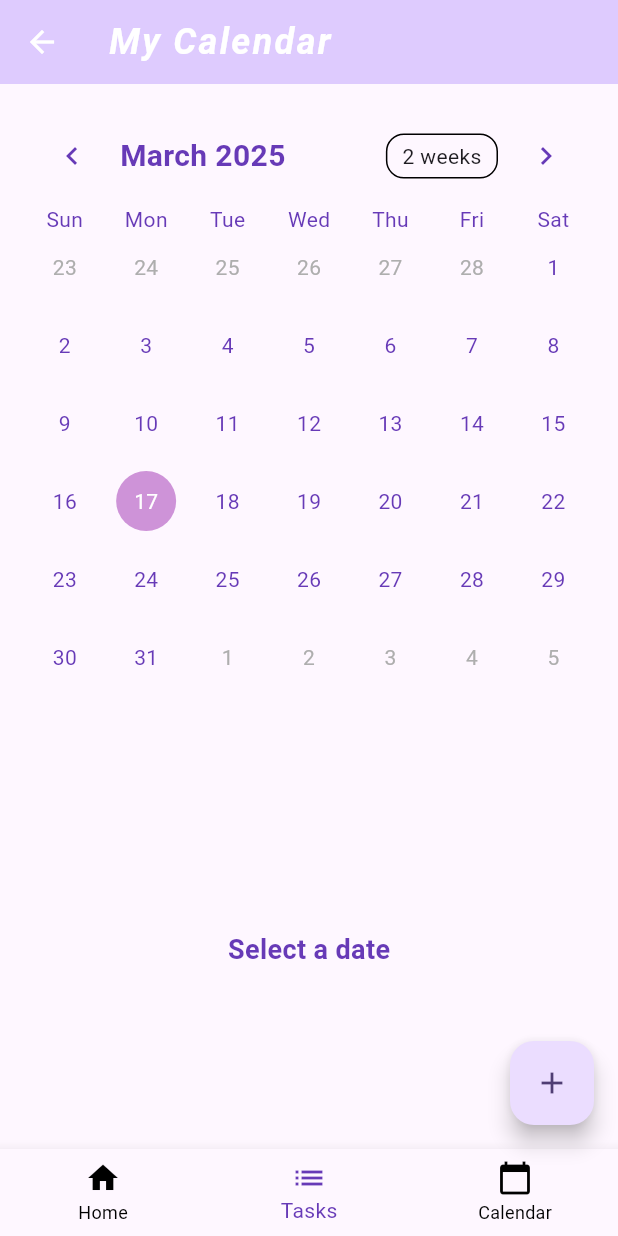
After one commit to Piyumi-Amarasinha/my_todo, a Flutter app: the CalendarPage screen opened by its route, item 2 of the bottom bar chosen, after a tap on the "arrow back" icon, on a phone screen of 412 x 824 dp. The commit adds this screen. Run offline on Flutter 3.47's test engine with Material 3 defaults, Android fonts, the phone set to English and light mode, and no system bars; drawn by our look-alikes of table_calendar; our stand-ins replace flutter_slidable.

Commit message:
develop bottom navigation bar and calender page

```diff
--- /dev/null
+++ b/lib/calendarpage.dart
@@ -0,0 +1,135 @@
+import 'package:flutter/material.dart';
+import 'package:table_calendar/table_calendar.dart';
+import 'widgets/bottom_navigation.dart';
+
+class CalendarPage extends StatefulWidget {
+  const CalendarPage({Key? key}) : super(key: key);
+
+  @override
+  _CalendarPageState createState() => _CalendarPageState();
+}
+
+class _CalendarPageState extends State<CalendarPage> {
+  CalendarFormat _calendarFormat = CalendarFormat.month;
+  DateTime _focusedDay = DateTime.now();
+  DateTime? _selectedDay;
+  int _currentIndex = 1;
+
+  void _onTabTapped(int index) {
+    setState(() {
+      _currentIndex = index;
+    });
+  }
+
+  @override
+  Widget build(BuildContext context) {
+    return Scaffold(
+      appBar: AppBar(
+        title: const Text(
+          'My Calendar',
+          style: TextStyle(
+            fontSize: 24,
+            fontWeight: FontWeight.bold,
+            color: Colors.white,
+            letterSpacing: 1.5,
+            fontStyle: FontStyle.italic,
+          ),
+        ),
+        backgroundColor:
+            Theme.of(context).colorScheme.inversePrimary.withOpacity(0.75),
+        leading: IconButton(
+          icon: const Icon(Icons.arrow_back, color: Colors.white),
+          onPressed: () {
+            Navigator.pop(context); // Navigate back
+          },
+        ),
+      ),
+      body: Column(
+        children: [
+          Container(
+            decoration: BoxDecoration(
+              borderRadius: BorderRadius.circular(10),
+            ),
+            padding: const EdgeInsets.all(16.0),
+            child: TableCalendar(
+              firstDay: DateTime.utc(2020, 1, 1),
+              lastDay: DateTime.utc(2030, 12, 31),
+              focusedDay: _focusedDay,
+              calendarFormat: _calendarFormat,
+              selectedDayPredicate: (day) {
+                return isSameDay(_selectedDay, day);
+              },
+              onDaySelected: (selectedDay, focusedDay) {
+                setState(() {
+                  _selectedDay = selectedDay;
+                  _focusedDay = focusedDay;
+                });
+              },
+              onFormatChanged: (format) {
+                setState(() {
+                  _calendarFormat = format;
+                });
+              },
+              onPageChanged: (focusedDay) {
+                _focusedDay = focusedDay;
+              },
+              calendarStyle: CalendarStyle(
+                  todayDecoration: BoxDecoration(
+                    color: Color(0xFFCE93D8),
+                    shape: BoxShape.circle,
+                  ),
+                  selectedDecoration: BoxDecoration(
+                    color: Color(0xFFCE93D8),
+                    shape: BoxShape.circle,
+                  ),
+                  defaultTextStyle: TextStyle(color: Colors.deepPurple),
+                  weekendTextStyle: TextStyle(color: Colors.deepPurple),
+                  todayTextStyle: TextStyle(color: Colors.white),
+                  selectedTextStyle: TextStyle(color: Colors.white)),
+              headerStyle: HeaderStyle(
+                titleTextStyle: TextStyle(
+                    color: Colors.deepPurple,
+                    fontSize: 20,
+                    fontWeight: FontWeight.bold),
+                leftChevronIcon:
+                    Icon(Icons.chevron_left, color: Colors.deepPurple),
+                rightChevronIcon:
+                    Icon(Icons.chevron_right, color: Colors.deepPurple),
+              ),
+              daysOfWeekStyle: DaysOfWeekStyle(
+                weekdayStyle: TextStyle(
+                    color: Colors.deepPurple),
+                weekendStyle: TextStyle(
+                    color: Colors.deepPurple),
+              ),
+            ),
+          ),
+          const SizedBox(height: 20),
+          Expanded(
+            child: Center(
+              child: Text(
+                _selectedDay == null
+                    ? 'Select a date'
+                    : 'Selected date: ${_selectedDay!.toLocal()}'.split(' ')[0],
+                style: const TextStyle(
+                    fontSize: 18,
+                    fontWeight: FontWeight.bold,
+                    color: Colors.deepPurple),
+              ),
+            ),
+          ),
+        ],
+      ),
+      floatingActionButton: FloatingActionButton(
+        onPressed: () {
+          // Handle add event functionality
+        },
+        child: const Icon(Icons.add),
+      ),
+      bottomNavigationBar: BottomNavigation(
+        currentIndex: _currentIndex,
+        onTap: _onTabTapped, // Handle tab changes here
+      ),
+    );
+  }
+}
--- a/lib/homepage.dart
+++ b/lib/homepage.dart
@@ -1,4 +1,7 @@
 import 'package:flutter/material.dart';
+import 'widgets/task_tile.dart';
+import 'widgets/categories.dart';
+import 'widgets/bottom_navigation.dart';
 
 class Homepage extends StatefulWidget {
   const Homepage({super.key});
@@ -8,18 +11,22 @@ class Homepage extends StatefulWidget {
 }
 
 class _HomepageState extends State<Homepage> {
-  final List<String> _tasks = []; // List to store tasks
+  final List<String> _tasks = [];
+  final List<bool> _taskCompletion = []; // Track task completion state
+  String _selectedCategory = 'All';
+  int _currentIndex = 1;
 
   void _addTask(String task) {
     setState(() {
-      _tasks.add(task); // Add new task to the list
+      _tasks.add(task);
+      _taskCompletion.add(false); // New task is initially unchecked
     });
-    Navigator.pop(context); // Close the bottom sheet after adding task
+    Navigator.pop(context);
   }
 
   void _editTask(int index, String newTask) {
     setState(() {
-      _tasks[index] = newTask; // Update the task
+      _tasks[index] = newTask;
     });
     Navigator.pop(context);
   }
@@ -33,15 +40,16 @@ class _HomepageState extends State<Homepage> {
           content: const Text("Are you sure you want to delete this task?"),
           actions: [
             TextButton(
-              onPressed: () => Navigator.pop(context), // Cancel deletion
+              onPressed: () => Navigator.pop(context),
               child: const Text("Cancel"),
             ),
             TextButton(
               onPressed: () {
                 setState(() {
-                  _tasks.removeAt(index); // Remove the task from the list
+                  _tasks.removeAt(index);
+                  _taskCompletion.removeAt(index);
                 });
-                Navigator.pop(context); // Close dialog
+                Navigator.pop(context);
               },
               child: const Text("Delete", style: TextStyle(color: Colors.red)),
             ),
@@ -55,7 +63,7 @@ class _HomepageState extends State<Homepage> {
     TextEditingController taskController = TextEditingController();
 
     if (index != null) {
-      taskController.text = _tasks[index]; // Pre-fill if editing
+      taskController.text = _tasks[index];
     }
 
     showModalBottomSheet(
@@ -68,13 +76,18 @@ class _HomepageState extends State<Homepage> {
             children: [
               Text(
                 index == null ? 'Enter New Task' : 'Edit Task',
-                style: const TextStyle(fontSize: 18, fontWeight: FontWeight.bold),
+                style:
+                    const TextStyle(fontSize: 18, fontWeight: FontWeight.bold),
               ),
               const SizedBox(height: 16),
               TextField(
                 controller: taskController,
-                decoration: const InputDecoration(
-                  border: OutlineInputBorder(),
+                decoration: InputDecoration(
+                  border: OutlineInputBorder(
+                    borderRadius: BorderRadius.circular(20),
+                    borderSide:
+                        const BorderSide(color: Colors.deepPurple, width: 1),
+                  ),
                   labelText: 'Task Name',
                 ),
               ),
@@ -89,6 +102,16 @@ class _HomepageState extends State<Homepage> {
                     }
                   }
                 },
+                style: ElevatedButton.styleFrom(
+                  backgroundColor: Colors.deepPurple,
+                  foregroundColor: Colors.white,
+                  padding:
+                      const EdgeInsets.symmetric(horizontal: 24, vertical: 12),
+                  shape: RoundedRectangleBorder(
+                    borderRadius: BorderRadius.circular(50),
+                  ),
+                  elevation: 5,
+                ),
                 child: Text(index == null ? 'Add Task' : 'Update Task'),
               ),
             ],
@@ -98,64 +121,87 @@ class _HomepageState extends State<Homepage> {
     );
   }
 
+  void _onTabTapped(int index) {
+    setState(() {
+      _currentIndex = index;
+    });
+  }
+
   @override
   Widget build(BuildContext context) {
     return Scaffold(
-      appBar: AppBar(title: const Text('All Tasks')),
-      body: _tasks.isEmpty
-          ? const Center(child: Text('No tasks added yet!'))
-          : ListView.builder(
-        itemCount: _tasks.length,
-        itemBuilder: (context, index) {
-          return Padding(
-            padding: const EdgeInsets.symmetric(horizontal: 16, vertical: 8),
-            child: Container(
-              padding: const EdgeInsets.all(16),
-              decoration: BoxDecoration(
-                color: Colors.white,
-                borderRadius: BorderRadius.circular(12),
-                border: Border.all(color: Colors.deepPurple, width: 2),
-                boxShadow: [
-                  BoxShadow(
-                    color: Colors.black12,
-                    blurRadius: 4,
-                    offset: const Offset(2, 2),
+      appBar: AppBar(
+        backgroundColor:
+            Theme.of(context).colorScheme.inversePrimary.withOpacity(0.75),
+        title: const Text(
+          'Tasks',
+          style: TextStyle(
+            fontSize: 24,
+            fontWeight: FontWeight.bold,
+            color: Colors.white,
+            letterSpacing: 1.5,
+            fontStyle: FontStyle.italic,
+          ),
+        ),
+        leading: IconButton(
+          icon: const Icon(Icons.arrow_back, color: Colors.white),
+          onPressed: () {
+            Navigator.pop(context); // Navigate back
+          },
+        ),
+      ),
+      body: Column(
+        children: [
+          const SizedBox(height: 20),
+          // Add the TaskCategories widget
+          Center(
+            child: TaskCategories(
+              onCategorySelected: (category) {
+                setState(() {
+                  _selectedCategory = category;
+                  // Here you can filter tasks based on the selected category
+                });
+              },
+            ),
+          ),
+          const SizedBox(height: 20),
+          Expanded(
+
+            child: _tasks.isEmpty
+
+                ? const Center(child: Text('No tasks added yet!'))
+
+                : ListView.builder(
+
+                    itemCount: _tasks.length,
+                    itemBuilder: (context, index) {
+                      const SizedBox(height: 20);
+                      return TaskTile(
+                        task: _tasks[index],
+                        isChecked: _taskCompletion[index],
+                        onEdit: () => _showTaskBottomSheet(index: index),
+                        onDelete: () => _deleteTask(index),
+                        onCheckboxChanged: (bool? value) {
+                          setState(() {
+                            _taskCompletion[index] = value!;
+                          });
+                        },
+                      );
+                    },
                   ),
-                ],
-              ),
-              child: Row(
-                mainAxisAlignment: MainAxisAlignment.spaceBetween,
-                children: [
-                  Expanded(
-                    child: Text(
-                      _tasks[index],
-                      style: const TextStyle(fontSize: 16, fontWeight: FontWeight.w500),
-                      overflow: TextOverflow.ellipsis,
-                    ),
-                  ),
-                  Row(
-                    children: [
-                      IconButton(
-                        icon: const Icon(Icons.edit, color: Colors.blue),
-                        onPressed: () => _showTaskBottomSheet(index: index),
-                      ),
-                      IconButton(
-                        icon: const Icon(Icons.delete, color: Colors.red),
-                        onPressed: () => _deleteTask(index), // Show confirmation box
-                      ),
-                    ],
-                  ),
-                ],
-              ),
-            ),
-          );
-        },
+          ),
+        ],
       ),
       floatingActionButton: FloatingActionButton(
+
         onPressed: () => _showTaskBottomSheet(),
         tooltip: 'Add Task',
         child: const Icon(Icons.add),
       ),
+      bottomNavigationBar: BottomNavigation(
+        currentIndex: _currentIndex,
+        onTap: _onTabTapped, // Handle tab changes here
+      ),
     );
   }
 }
--- /dev/null
+++ b/lib/widgets/bottom_navigation.dart
@@ -0,0 +1,49 @@
+import 'package:flutter/material.dart';
+
+class BottomNavigation extends StatelessWidget {
+  final int currentIndex;
+  final ValueChanged<int> onTap;
+
+  const BottomNavigation({
+    Key? key,
+    required this.currentIndex,
+    required this.onTap,
+  }) : super(key: key);
+
+  @override
+  Widget build(BuildContext context) {
+    return BottomNavigationBar(
+      currentIndex: currentIndex,
+      onTap: (int index) {
+
+        onTap(index);
+
+        if (index == 0) {
+          Navigator.pushNamed(context, '/main');
+        } else if (index == 1) {
+          Navigator.pushNamed(context, '/homepage');
+        } else if (index == 2) {
+          Navigator.pushNamed(context, '/calendar');
+        }
+      },
+      selectedItemColor: Colors.deepPurple,
+      unselectedItemColor: Colors.black,
+      items: const [
+        BottomNavigationBarItem(
+          icon: Icon(Icons.home),
+          label: 'Home',
+
+        ),
+        BottomNavigationBarItem(
+          icon: Icon(Icons.list),
+          label: 'Tasks',
+        ),
+        BottomNavigationBarItem(
+          icon: Icon(Icons.calendar_today),
+          label: 'Calendar',
+        ),
+
+      ],
+    );
+  }
+}
--- /dev/null
+++ b/lib/widgets/categories.dart
@@ -0,0 +1,121 @@
+import 'package:flutter/material.dart';
+
+class TaskCategories extends StatefulWidget {
+  final Function(String) onCategorySelected;
+
+  const TaskCategories({
+    Key? key,
+    required this.onCategorySelected,
+  }) : super(key: key);
+
+  @override
+  State<TaskCategories> createState() => _TaskCategoriesState();
+}
+
+class _TaskCategoriesState extends State<TaskCategories> {
+  String _selectedCategory = 'All';
+
+  final List<String> _categories = [
+    'All',
+    'Work',
+    'Personal',
+    'Wishlist',
+  ];
+
+  @override
+  Widget build(BuildContext context) {
+    return Container(
+      height: 50,
+      padding: const EdgeInsets.symmetric(horizontal: 15),
+      child: ListView.builder(
+        scrollDirection: Axis.horizontal,
+        itemCount: _categories.length,
+        itemBuilder: (context, index) {
+          final category = _categories[index];
+          final isSelected = category == _selectedCategory;
+
+          return Padding(
+            padding: const EdgeInsets.symmetric(horizontal: 8),
+            child: GestureDetector(
+              onTap: () {
+                setState(() {
+                  _selectedCategory = category;
+                });
+                widget.onCategorySelected(category);
+              },
+              child: Container(
+                padding: const EdgeInsets.symmetric(horizontal: 24, vertical: 8),
+                decoration: BoxDecoration(
+                  color: isSelected ? Color(0xFFB39DDB) : Colors.deepPurple,
+                  borderRadius: BorderRadius.circular(25),
+                ),
+                alignment: Alignment.center,
+                child: Text(
+                  category,
+                  style: TextStyle(
+                    color: Colors.white,
+                    fontWeight: isSelected ? FontWeight.w500 : FontWeight.normal,
+                  ),
+                ),
+              ),
+            ),
+          );
+        },
+      ),
+    );
+  }
+}
+
+// Example usage in your main screen:
+class TaskScreen extends StatelessWidget {
+  @override
+  Widget build(BuildContext context) {
+    return Scaffold(
+      appBar: AppBar(
+        title: Text('Tasks'),
+        actions: [
+          IconButton(
+            icon: Icon(Icons.more_vert),
+            onPressed: () {},
+          ),
+        ],
+      ),
+      body: Column(
+        children: [
+          TaskCategories(
+            onCategorySelected: (category) {
+              // Handle category selection here
+              print('Selected category: $category');
+              // Filter tasks based on selected category
+            },
+          ),
+          // Rest of your task list UI
+        ],
+      ),
+      floatingActionButton: FloatingActionButton(
+        backgroundColor: Color(0xFFF48FB1),
+        onPressed: () {
+          // Handle adding new task
+        },
+        child: Icon(Icons.add),
+      ),
+      bottomNavigationBar: BottomNavigationBar(
+        currentIndex: 0,
+        items: [
+          BottomNavigationBarItem(
+            icon: Icon(Icons.list),
+            label: 'Tasks',
+          ),
+          BottomNavigationBarItem(
+            icon: Icon(Icons.calendar_today),
+            label: 'Calendar',
+          ),
+          BottomNavigationBarItem(
+            icon: Icon(Icons.person),
+            label: 'Mine',
+          ),
+        ],
+      ),
+    );
+  }
+}
--- a/pubspec.yaml
+++ b/pubspec.yaml
@@ -30,11 +30,12 @@ environment:
 dependencies:
   flutter:
     sdk: flutter
-
+  table_calendar: ^3.0.9
 
   # The following adds the Cupertino Icons font to your application.
   # Use with the CupertinoIcons class for iOS style icons.
   cupertino_icons: ^1.0.8
+  flutter_slidable: ^4.0.0
 
 dev_dependencies:
   flutter_test:
```
Also changed, not shown: lib/main.dart (+38 -16 lines), lib/widgets/task_tile.dart (added, +96 -0 lines), pubspec.lock.
